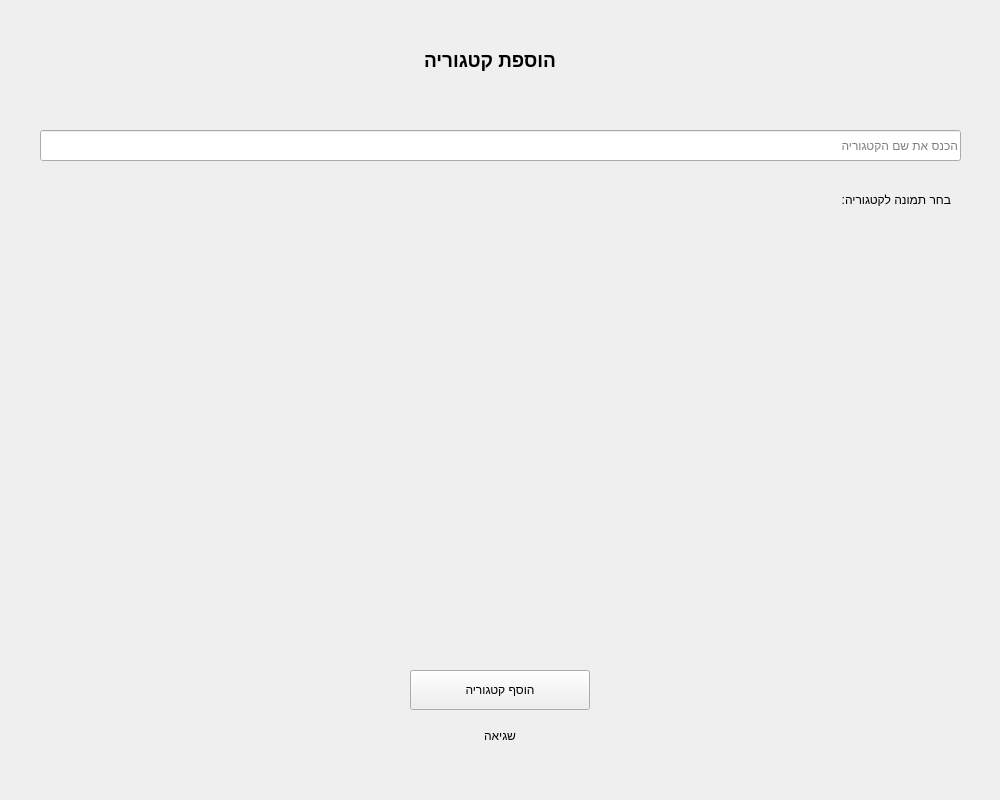
Before: the Qt Designer form UI/AddCategoryScreen.ui in shlomi1074/CommunicationBoard_Prototype, drawn with Qt 5.
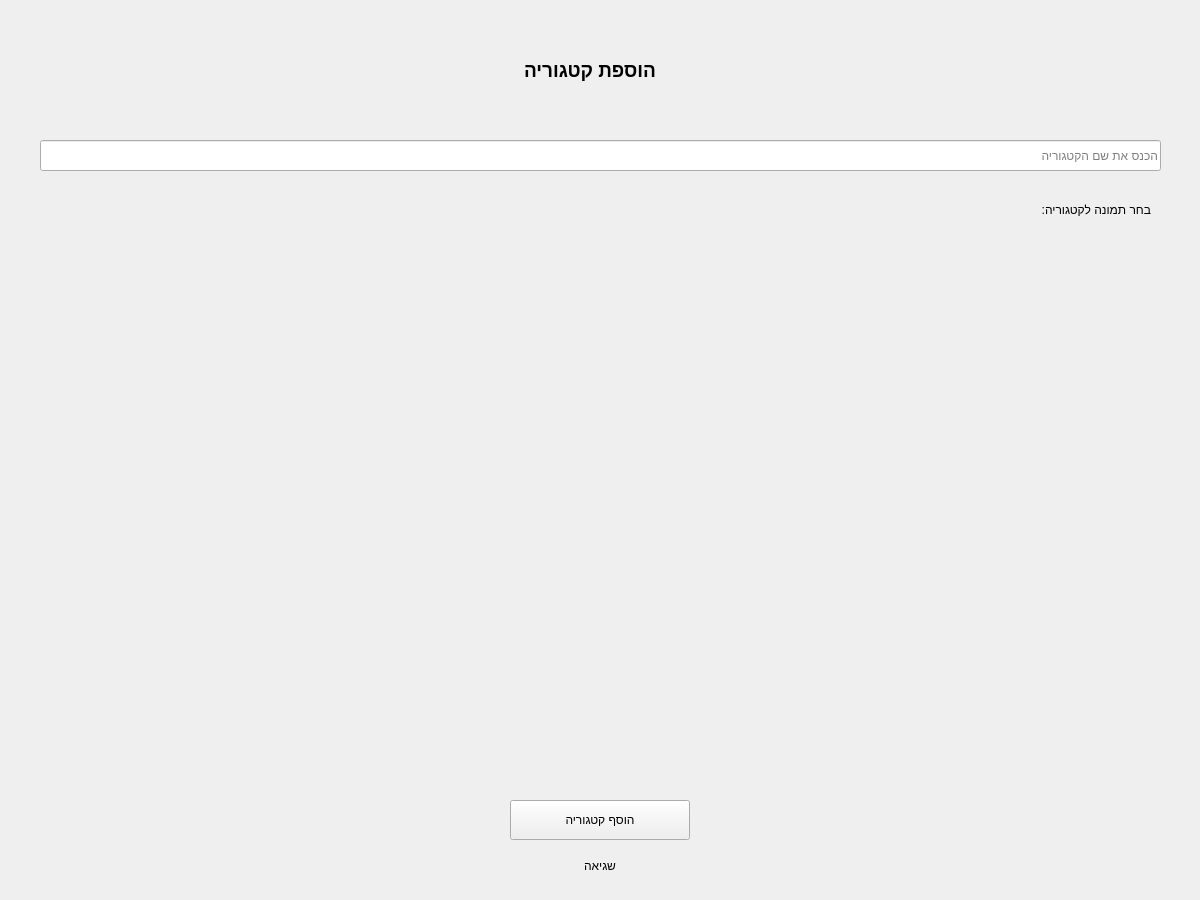
After: the same form once the commit is applied. Icons and pictures are not drawn.

The edit to the form file:
```diff
--- a/UI/AddCategoryScreen.ui
+++ b/UI/AddCategoryScreen.ui
@@ -6,8 +6,8 @@
    <rect>
     <x>0</x>
     <y>0</y>
-    <width>1000</width>
-    <height>800</height>
+    <width>1200</width>
+    <height>900</height>
    </rect>
   </property>
   <property name="windowTitle">
@@ -22,8 +22,8 @@
     <property name="geometry">
      <rect>
       <x>40</x>
-      <y>130</y>
-      <width>921</width>
+      <y>140</y>
+      <width>1121</width>
       <height>31</height>
      </rect>
     </property>
@@ -34,8 +34,8 @@
    <widget class="QLabel" name="label">
     <property name="geometry">
      <rect>
-      <x>330</x>
-      <y>40</y>
+      <x>430</x>
+      <y>50</y>
       <width>320</width>
       <height>41</height>
      </rect>
@@ -57,8 +57,8 @@
    <widget class="QPushButton" name="AddCategoryButton">
     <property name="geometry">
      <rect>
-      <x>410</x>
-      <y>670</y>
+      <x>510</x>
+      <y>800</y>
       <width>180</width>
       <height>40</height>
      </rect>
@@ -80,8 +80,8 @@
    <widget class="QLabel" name="ErrorMsgLabel">
     <property name="geometry">
      <rect>
-      <x>240</x>
-      <y>720</y>
+      <x>340</x>
+      <y>850</y>
       <width>520</width>
       <height>31</height>
      </rect>
@@ -96,8 +96,8 @@
    <widget class="QLabel" name="label_3">
     <property name="geometry">
      <rect>
-      <x>830</x>
-      <y>190</y>
+      <x>1030</x>
+      <y>200</y>
       <width>121</width>
       <height>20</height>
      </rect>
@@ -117,9 +117,9 @@
    <widget class="QLabel" name="selectedIcon">
     <property name="geometry">
      <rect>
-      <x>570</x>
-      <y>190</y>
-      <width>161</width>
+      <x>630</x>
+      <y>200</y>
+      <width>381</width>
       <height>20</height>
      </rect>
     </property>
```
